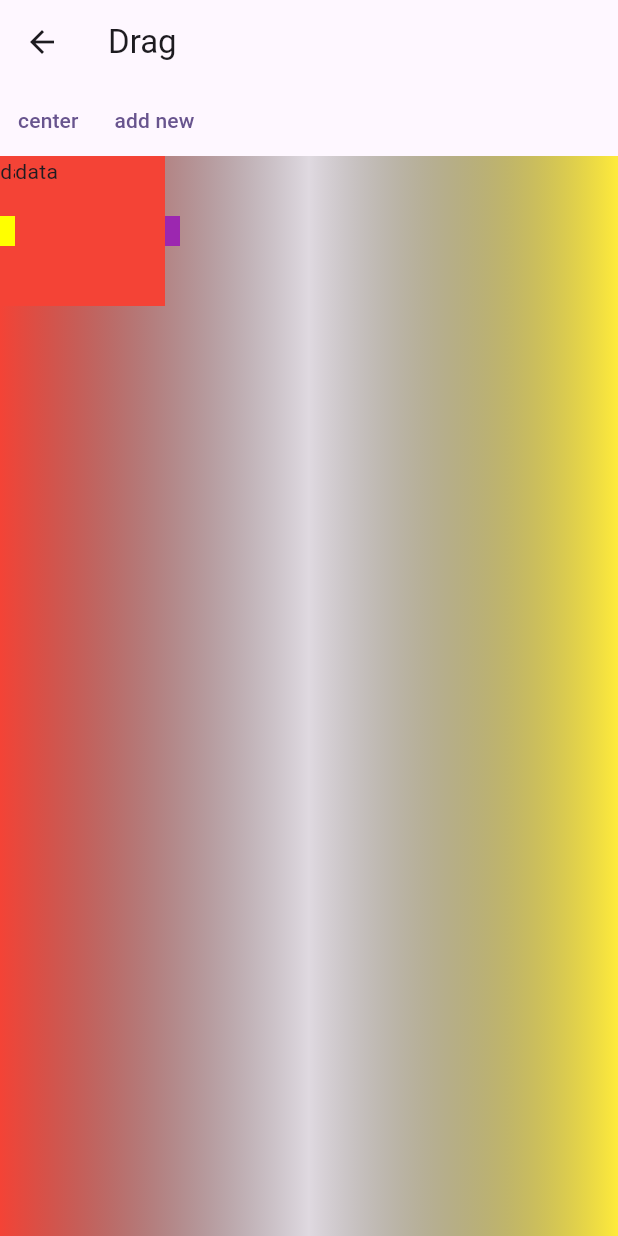
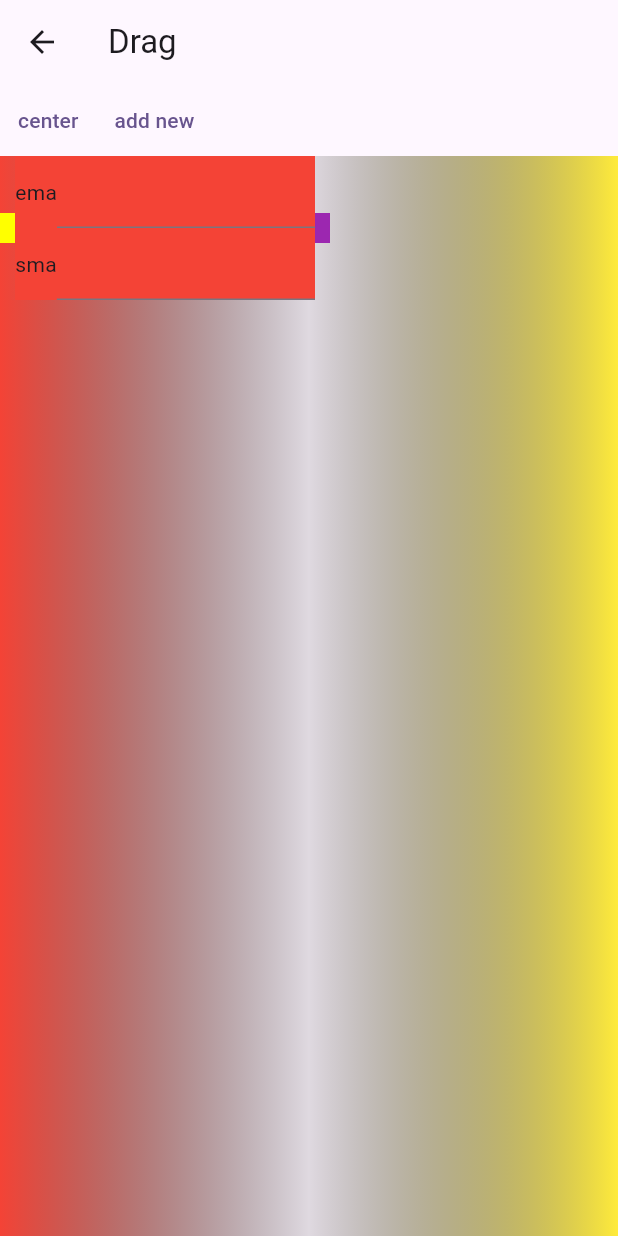
Before and after one commit to Praveen-Pandiyan/Interactive-flow, a Flutter app: the screen it shows after launch, after a tap on "add new", on a phone screen of 412 x 824 dp. Run offline on Flutter 3.47's test engine with Material 3 defaults, Android fonts, the phone set to English and light mode, and no system bars; missing offline and left inert: defer_pointer, interactive_chart, k_chart.

Commit message:
added text field in box

```diff
--- a/lib/chozo_flow/chozo_flow.dart
+++ b/lib/chozo_flow/chozo_flow.dart
@@ -22,21 +22,11 @@ class _ChozoFlowState extends State<ChozoFlow> {
   // };
   final Connections _connections = Connections.instance;
 
-  _initCalibratePosition() {
-    WidgetsBinding.instance.addPostFrameCallback((_) {
-      RenderBox box = key.currentContext?.findRenderObject() as RenderBox;
-      Offset position = box.globalToLocal(Offset.zero);
-
-      double pir = MediaQuery.devicePixelRatioOf(context);
-    });
-  }
-
   @override
   void initState() {
     _connections.addListener(() {
       setState(() {});
     });
-    _initCalibratePosition();
     super.initState();
   }
 
@@ -53,7 +43,6 @@ class _ChozoFlowState extends State<ChozoFlow> {
           children: [
             TextButton(
                 onPressed: () {
-                  print("${controllerT.value.toString()}");
                   controllerT.value = initialControllerValue!;
                 },
                 child: Text("center")),
@@ -107,10 +96,19 @@ class _ChozoFlowState extends State<ChozoFlow> {
                           initialPos: e.pos,
                           key: Key(e.id),
                           child: Container(
-                              width: 100,
-                              height: 100,
+                              constraints: BoxConstraints(maxWidth: 200),
                               color: Colors.red,
-                              child: Text("data"))))
+                              child: Column(
+                                children: [
+                                  ...e.data.map((e) => Row(
+                                        children: [
+                                          Text(e.name),
+                                          Expanded(child: TextField())
+                                        ],
+                                      ))
+                                    ..toList()
+                                ],
+                              ))))
                     ],
                   ),
                 ),
@@ -195,9 +193,10 @@ class _FlowContainerState extends State<FlowContainer> {
       child: DeferPointer(
         link: _deferredPointerLink,
         paintOnTop: false,
-        child: Row(mainAxisSize: MainAxisSize.min, children: [
+        child: Row(mainAxisSize: MainAxisSize.max, children: [
           // todo: dynamic pins
           Column(
+            mainAxisAlignment: MainAxisAlignment.spaceEvenly,
             children: [
               ...inPins.map(
                 (e) => FlowInPin(
@@ -362,6 +361,15 @@ class Pin {
 
   Pin({required this.boxID, required this.id, required this.key});
 }
+
+
+
+
+
+
+
+
+
 // class FlowLine extends StatefulWidget {
 //   final String likeId;
 //   final Connections connections;
--- a/lib/chozo_flow/connections.dart
+++ b/lib/chozo_flow/connections.dart
@@ -5,10 +5,7 @@ class Connections extends ChangeNotifier {
   Connections._();
   static final instance = Connections._();
   Map<String, Link> linkList = {};
-  Map<String, Box> boxList = {
-    "de": Box(
-        id: "defe", pos: Offset.zero, inPins: [], outPins: [], refId: "cdfc")
-  };
+  Map<String, Box> boxList = {};
 
   void create(String id, fromId, Offset delta, localPos) {
     if (linkList[id] == null) {
@@ -48,6 +45,10 @@ class Connections extends ChangeNotifier {
       _boxId: Box(
           id: _boxId,
           pos: Offset.zero,
+          data: [
+            ConfigData(name: "ema", type: DataType.number),
+            ConfigData(name: "sma", type: DataType.number)
+          ],
           inPins: ["srfreg", "dewf"],
           outPins: ["frwfef", "fer"],
           refId: "cdfc")
@@ -78,13 +79,39 @@ class Box {
   String id, refId;
   Offset pos;
   List<String> inPins, outPins;
+  List<ConfigData> data;
 
   Box(
       {required this.id,
       required this.pos,
       required this.inPins,
       required this.outPins,
+      required this.data,
       required this.refId});
+}
+
+enum DataType { number, text, color }
+
+class ConfigData {
+  final String name;
+  final DataType type;
+  dynamic value;
+
+  ConfigData({required this.name, required this.type, this.value = ''});
+  ConfigData fromJson(data) {
+    return ConfigData(
+        name: data['name'],
+        type: switch (data['type']) {
+          'number' => DataType.number,
+          'color' => DataType.color,
+          'text' || _ => DataType.text
+        },
+        value: data['value'] ?? '');
+  }
+
+  toJson() {
+    return {'name': name, 'type': type.name, 'value': value};
+  }
 }
 
 class ArrowPainter extends CustomPainter {
```
